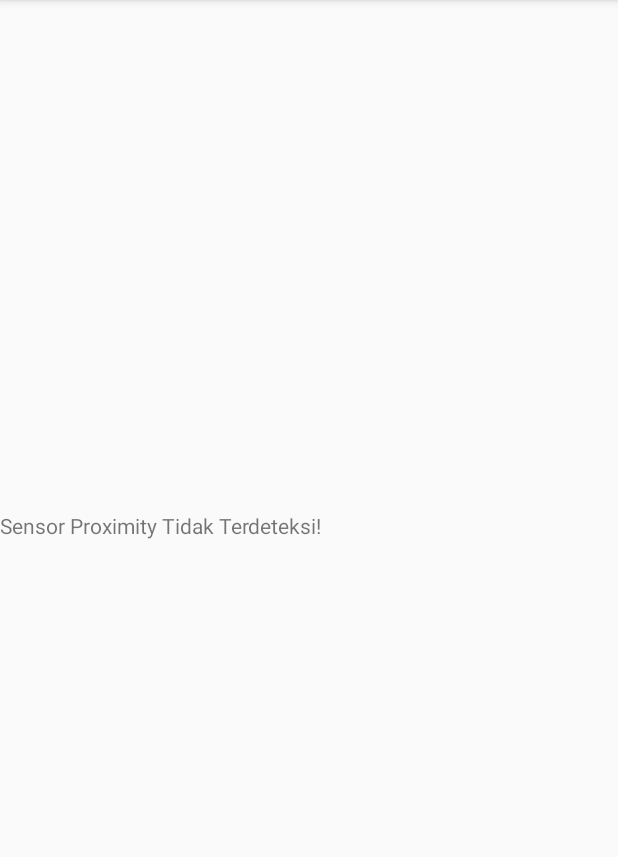
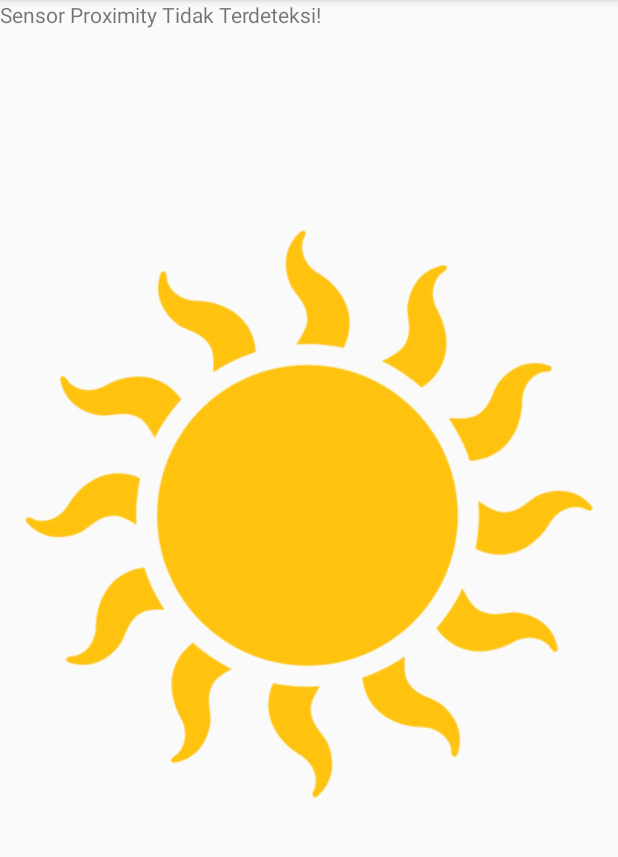
Before and after one commit to Sakadyk/Junior-Mobile-Programmer, an Android app: the SensorActivity screen opened directly, with no data from a screen before it, on a phone screen of 412 x 824 dp, the part 84-941 px from its top. Run offline under Robolectric (Android 15) with nearby library versions, the phone set to English and light mode, and no system bars.

Commit message:
update Sensor

```diff
--- a/app/src/main/java/com/sugiartha/juniorandroid/SensorActivity.java
+++ b/app/src/main/java/com/sugiartha/juniorandroid/SensorActivity.java
@@ -1,52 +1,129 @@
 package com.sugiartha.juniorandroid;
 
-import androidx.appcompat.app.AppCompatActivity;
-
+import android.animation.ObjectAnimator;
 import android.content.Context;
+import android.graphics.Color;
 import android.hardware.Sensor;
 import android.hardware.SensorEvent;
 import android.hardware.SensorEventListener;
 import android.hardware.SensorManager;
+import android.media.MediaPlayer;
 import android.os.Bundle;
+import android.view.animation.AccelerateDecelerateInterpolator;
+import android.widget.ImageView;
+import android.widget.LinearLayout;
 import android.widget.TextView;
+import android.widget.Toast;
+
+import androidx.appcompat.app.AppCompatActivity;
 
 public class SensorActivity extends AppCompatActivity {
-    TextView ProximitySensor, data;
+    TextView proximitySensor, data;
+    ImageView statusImage;
+    LinearLayout rootView;
     SensorManager mySensorManager;
     Sensor myProximitySensor;
+    MediaPlayer mediaPlayer;
 
     @Override
     protected void onCreate(Bundle savedInstanceState) {
         super.onCreate(savedInstanceState);
         setContentView(R.layout.activity_sensor);
-        ProximitySensor = (TextView) findViewById(R.id.proximitySensor);
-        data = (TextView) findViewById(R.id.data);
-        mySensorManager = (SensorManager) getSystemService(
-                Context.SENSOR_SERVICE);
-        myProximitySensor = mySensorManager.getDefaultSensor(
-                Sensor.TYPE_PROXIMITY);
+
+        // Inisialisasi elemen UI
+        proximitySensor = findViewById(R.id.proximitySensor);
+        data = findViewById(R.id.data);
+        statusImage = findViewById(R.id.statusImage);
+        rootView = findViewById(R.id.rootView);
+
+        // Inisialisasi SensorManager dan Proximity Sensor
+        mySensorManager = (SensorManager) getSystemService(Context.SENSOR_SERVICE);
+        myProximitySensor = mySensorManager.getDefaultSensor(Sensor.TYPE_PROXIMITY);
+
+        // Periksa apakah Sensor Proximity didukung oleh perangkat
         if (myProximitySensor == null) {
-            ProximitySensor.setText("Sensor Proximity Tidak Terdeteksi!");
+            proximitySensor.setText("Sensor Proximity Tidak Terdeteksi!");
         } else {
+            // Daftarkan listener untuk Sensor Proximity
             mySensorManager.registerListener(proximitySensorEventListener, myProximitySensor, SensorManager.SENSOR_DELAY_NORMAL);
         }
+
+        // Inisialisasi MediaPlayer untuk memainkan suara notifikasi
+        mediaPlayer = new MediaPlayer();
     }
-    SensorEventListener proximitySensorEventListener
-            = new SensorEventListener() {
+
+    // Listener untuk Sensor Proximity
+    SensorEventListener proximitySensorEventListener = new SensorEventListener() {
         @Override
         public void onAccuracyChanged(Sensor sensor, int accuracy) {
-            // TODO Auto-generated method stub
+            // Metode yang dipanggil saat ada perubahan akurasi pada sensor
         }
+
         @Override
         public void onSensorChanged(SensorEvent event) {
-            // TODO Auto-generated method stub
             if (event.sensor.getType() == Sensor.TYPE_PROXIMITY) {
+                // Cek nilai proximity
                 if (event.values[0] == 0) {
+                    // Objek dalam jarak dekat
                     data.setText("Dekat");
+                    showProximityToast("Objek Dekat!");
+                    animateStatusImage(true);
+                    statusImage.setImageResource(R.drawable.ic_status_near);
+                    rootView.setBackgroundColor(Color.parseColor("#D3D3D3"));
+                    playNotificationSound(R.raw.notification_sound_near); // Memainkan suara notifikasi untuk jarak dekat
                 } else {
+                    // Objek dalam jarak jauh
                     data.setText("Jauh");
+                    showProximityToast("Objek Jauh!");
+                    animateStatusImage(false);
+                    statusImage.setImageResource(R.drawable.ic_status_far);
+                    rootView.setBackgroundColor(Color.parseColor("#FFF8DC"));
+                    playNotificationSound(R.raw.notification_sound_far); // Memainkan suara notifikasi untuk jarak jauh
                 }
             }
         }
     };
+
+    // Menampilkan toast dengan pesan proximity
+    private void showProximityToast(String message) {
+        Toast.makeText(this, message, Toast.LENGTH_SHORT).show();
+    }
+
+    // Animasi perubahan ukuran statusImage
+    private void animateStatusImage(boolean isClose) {
+        float targetScale = isClose ? 1.5f : 1.0f;
+        ObjectAnimator scaleAnimator = ObjectAnimator.ofFloat(statusImage, "scaleX", targetScale);
+        scaleAnimator.setDuration(500);
+        scaleAnimator.setInterpolator(new AccelerateDecelerateInterpolator());
+        scaleAnimator.start();
+    }
+
+    // Memainkan suara notifikasi
+    private void playNotificationSound() {
+        mediaPlayer.start();
+    }
+
+    @Override
+    protected void onDestroy() {
+        super.onDestroy();
+        // sumber daya MediaPlayer dan batalkan pendaftaran listener
+        mediaPlayer.release();
+        mySensorManager.unregisterListener(proximitySensorEventListener);
+    }
+
+    // Memainkan suara notifikasi berdasarkan resource ID yang diberikan
+    private void playNotificationSound(int soundResourceId) {
+        try {
+            if (mediaPlayer.isPlaying()) {
+                mediaPlayer.stop();
+                mediaPlayer.release();
+                mediaPlayer = new MediaPlayer();
+            }
+
+            mediaPlayer = MediaPlayer.create(this, soundResourceId);
+            mediaPlayer.start();
+        } catch (Exception e) {
+            e.printStackTrace();
+        }
+    }
 }
--- a/app/src/main/res/layout/activity_sensor.xml
+++ b/app/src/main/res/layout/activity_sensor.xml
@@ -1,5 +1,6 @@
 <?xml version="1.0" encoding="utf-8"?>
 <LinearLayout xmlns:android="http://schemas.android.com/apk/res/android"
+    android:id="@+id/rootView"
     android:layout_width="fill_parent"
     android:layout_height="fill_parent"
     android:gravity="center"
@@ -16,4 +17,18 @@
         android:layout_height="wrap_content"
         android:textSize="50dp" />
 
+    <ImageView
+        android:id="@+id/statusImage"
+        android:layout_width="wrap_content"
+        android:layout_height="wrap_content"
+        android:src="@drawable/ic_status_far" />
+
+    <ImageView
+        android:id="@+id/statusImage"
+        android:layout_width="wrap_content"
+        android:layout_height="wrap_content"
+        android:src="@drawable/ic_status_near"
+        android:visibility="invisible"/>
+
+
 </LinearLayout>
```
Also changed, not shown: app/src/main/res/drawable/ic_status_far.png (added), app/src/main/res/drawable/ic_status_near.png (added), 3 other files.
